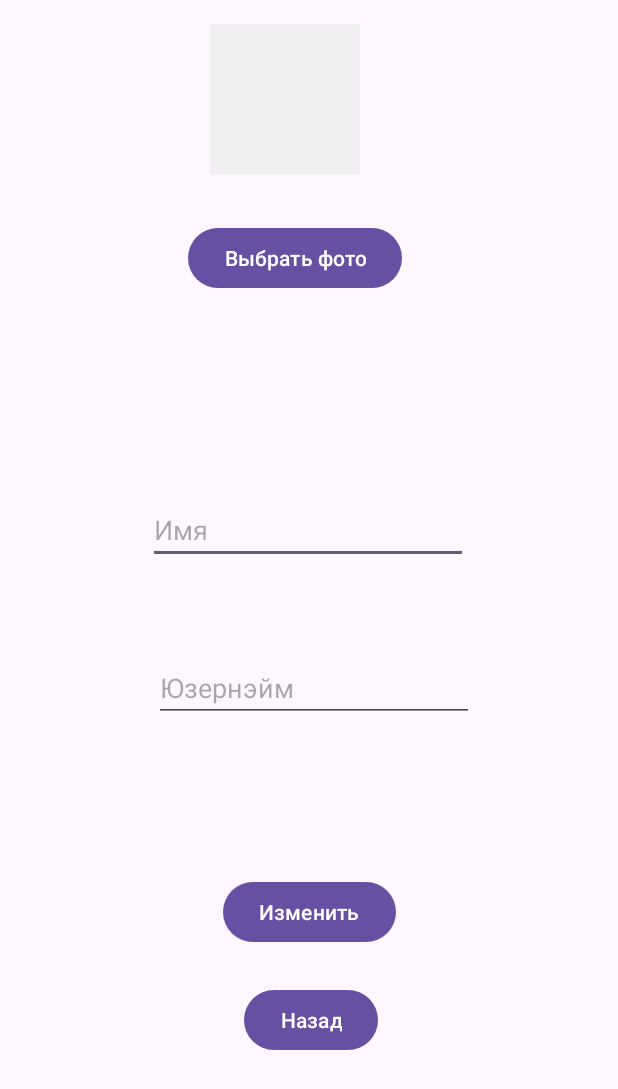
After one commit to Dimkatf/Messanger, an Android app: the layout change_datauser.xml on its own in the app's theme, with its tools: preview values and no code run, on a phone screen of 412 x 824 dp. The commit adds this screen. Shown: the top 1089 px of the screen. Run offline under Robolectric (Android 15) with nearby library versions, the phone set to English and light mode, and no system bars.

Commit message:
добавление фото

```diff
--- a/app/src/main/AndroidManifest.xml
+++ b/app/src/main/AndroidManifest.xml
@@ -24,7 +24,9 @@
         </activity>
         <activity android:name=".Screen_registration"></activity>
         <activity android:name=".MainScreen"></activity>
+        <activity android:name=".ChangeDataScreen"></activity>
     </application>
     <uses-permission android:name="android.permission.INTERNET" />
+    <uses-permission android:name="android.permission.READ_EXTERNAL_STORAGE" />
 
 </manifest>
--- a/app/src/main/java/com/example/messager/ApiClient.java
+++ b/app/src/main/java/com/example/messager/ApiClient.java
@@ -5,6 +5,7 @@ import retrofit2.converter.scalars.ScalarsConverterFactory;
 
 public class ApiClient {
     private static final String BASE_URL = "http://10.0.2.2:8080/";
+    //private static final String BASE_URL = "http://192.168.1.36:8080/";
 
     public static Retrofit getClient() {
         return new Retrofit.Builder()
--- a/app/src/main/java/com/example/messager/Screen_registration.java
+++ b/app/src/main/java/com/example/messager/Screen_registration.java
@@ -27,7 +27,9 @@ public class Screen_registration extends AppCompatActivity {
     private EditText phone_numberEdit, userNameEdit, passwordEdit;
     private Button backBtn, registrationBtn;
 
-    private static final String BASE_URL = "http://10.0.2.2:8080/";
+    //private static final String BASE_URL = "http://10.0.2.2:8080/";
+    private static final String BASE_URL = "http://192.168.1.36:8080/";
+
     private OkHttpClient client = new OkHttpClient();
 
     @Override
--- /dev/null
+++ b/app/src/main/res/layout/change_datauser.xml
@@ -0,0 +1,76 @@
+<?xml version="1.0" encoding="utf-8"?>
+<androidx.constraintlayout.widget.ConstraintLayout xmlns:android="http://schemas.android.com/apk/res/android"
+    xmlns:app="http://schemas.android.com/apk/res-auto"
+    xmlns:tools="http://schemas.android.com/tools"
+    android:layout_width="match_parent"
+    android:id="@+id/change_screen"
+    android:layout_height="match_parent">
+
+
+    <EditText
+        android:id="@+id/changeNameBtn"
+        android:layout_width="wrap_content"
+        android:layout_height="wrap_content"
+        android:layout_marginTop="32dp"
+        android:layout_marginEnd="100dp"
+        android:layout_marginBottom="208dp"
+        android:ems="10"
+        android:hint="Имя"
+        android:inputType="text"
+        app:layout_constraintBottom_toTopOf="@+id/changeBtnInScreenChange"
+        app:layout_constraintEnd_toEndOf="parent" />
+
+    <EditText
+        android:id="@+id/changeUsernameBtn"
+        android:layout_width="wrap_content"
+        android:layout_height="wrap_content"
+        android:layout_marginTop="60dp"
+        android:layout_marginEnd="96dp"
+        android:ems="10"
+        android:hint="Юзернэйм"
+        android:inputType="text"
+        app:layout_constraintEnd_toEndOf="parent"
+        app:layout_constraintTop_toBottomOf="@+id/changeNameBtn" />
+
+    <Button
+        android:id="@+id/changeBtnInScreenChange"
+        android:layout_width="wrap_content"
+        android:layout_height="wrap_content"
+        android:layout_marginEnd="148dp"
+        android:layout_marginBottom="192dp"
+        android:text="Изменить"
+        app:layout_constraintBottom_toBottomOf="parent"
+        app:layout_constraintEnd_toEndOf="parent" />
+
+    <Button
+        android:id="@+id/exitByChangeScreen"
+        android:layout_width="wrap_content"
+        android:layout_height="wrap_content"
+        android:layout_marginEnd="160dp"
+        android:layout_marginBottom="120dp"
+        android:text="Назад"
+        app:layout_constraintBottom_toBottomOf="parent"
+        app:layout_constraintEnd_toEndOf="parent" />
+
+    <Button
+        android:id="@+id/selectPhotoBtn"
+        android:layout_width="wrap_content"
+        android:layout_height="wrap_content"
+        android:layout_marginTop="148dp"
+        android:layout_marginEnd="144dp"
+        android:text="Выбрать фото"
+        app:layout_constraintEnd_toEndOf="parent"
+        app:layout_constraintTop_toTopOf="parent" />
+
+    <ImageView
+        android:id="@+id/selectedPhotoView"
+        android:layout_width="100dp"
+        android:layout_height="100dp"
+        android:layout_gravity="center"
+        android:layout_marginTop="16dp"
+        android:layout_marginEnd="172dp"
+        android:background="#f0f0f0"
+        android:scaleType="centerCrop"
+        app:layout_constraintEnd_toEndOf="parent"
+        app:layout_constraintTop_toTopOf="parent" />
+</androidx.constraintlayout.widget.ConstraintLayout>
```
Also changed, not shown: app/src/main/java/com/example/messager/ApiService.java (+30 -0 lines), app/src/main/java/com/example/messager/ChangeDataScreen.java (added, +263 -0 lines), app/src/main/java/com/example/messager/MainActivity.java (+15 -8 lines), app/src/main/java/com/example/messager/MainScreen.java (+111 -4 lines), app/src/main/res/layout/main_screen.xml (+4 -4 lines).
